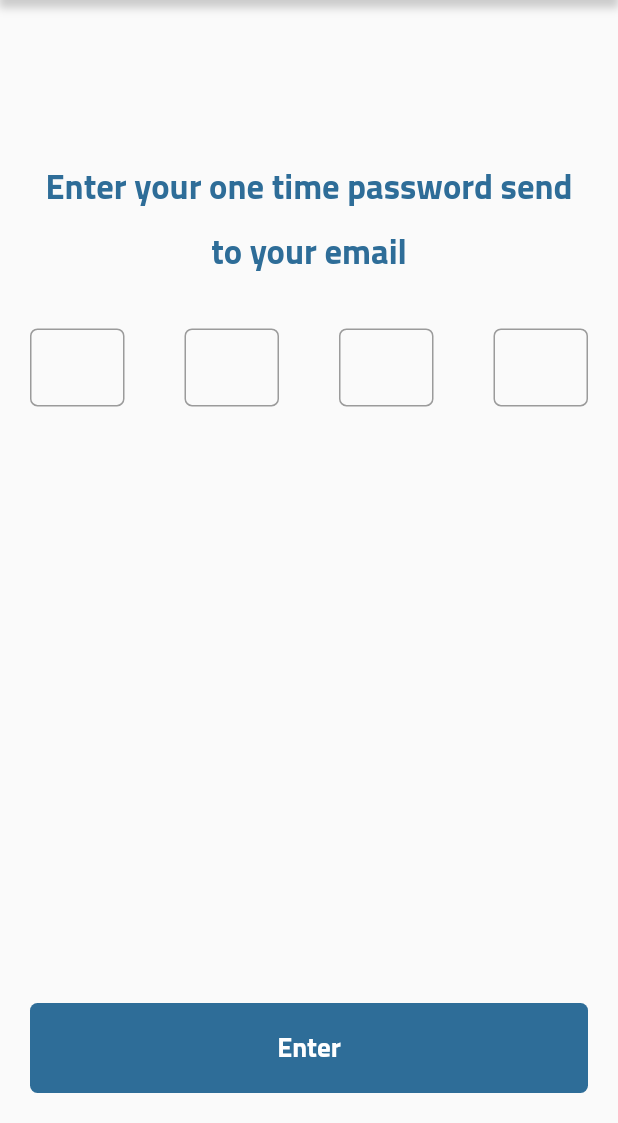
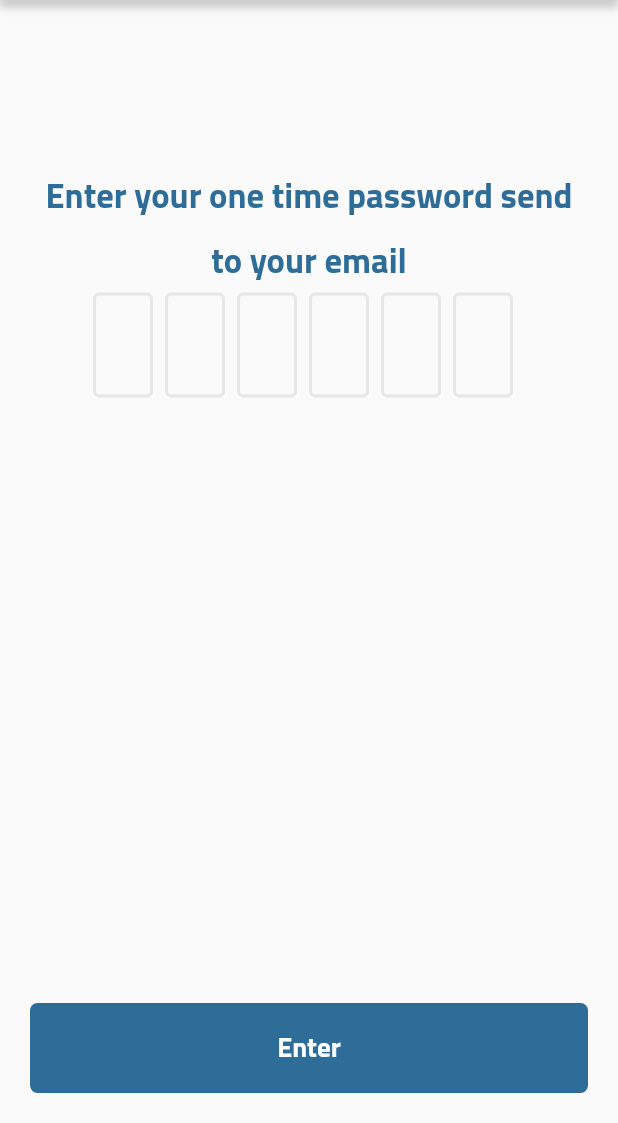
Before and after one commit to EssaShehab99/vilogs, a Flutter app: the Verification screen opened directly, on a phone screen of 412 x 824 dp, the part 113-1236 px from its top. Run offline on Flutter 3.47's test engine with Material 2 defaults, Android fonts, the phone set to English and light mode, and no system bars; drawn by our look-alikes of flutter_otp_text_field; our stand-ins replace cloud_firestore, easy_localization, email_validator, firebase_auth, firebase_core, shared_preferences; missing offline and left inert: email_auth; accounts and stored records are empty.

```diff
--- a/assets/translations/en-US.json
+++ b/assets/translations/en-US.json
@@ -31,5 +31,6 @@
   "go-sign": "Go to sign in page",
   "enter-new-password": "Enter new password",
   "validate-value": "Please enter a valid value",
-  "weak-password": "Weak password"
+  "weak-password": "Weak password",
+  "exist-user": "an exist user account"
 }
--- a/lib/data/setting/config.dart
+++ b/lib/data/setting/config.dart
@@ -1,5 +1,20 @@
+
+import 'package:flutter/cupertino.dart';
+import 'package:shared_preferences/shared_preferences.dart';
 
 class Config {
+  static Future<void> setVerification(bool verification) async {
+    final prefs = await SharedPreferences.getInstance();
+    await prefs.setBool("isInVerification", verification);
+  }
 
+  static Future<bool> getVerification() async {
+    final prefs = await SharedPreferences.getInstance();
+    return await prefs.getBool("isInVerification")??false;
+  }
 
+  static Future<void> setUser(bool verification) async {
+    final prefs = await SharedPreferences.getInstance();
+    await prefs.setBool("isInVerification", verification);
+  }
 }
--- a/lib/main.dart
+++ b/lib/main.dart
@@ -8,6 +8,7 @@ import 'package:vilogs/styles/theme_app.dart';
 import 'data/network/sign_up_dao.dart';
 import 'data/providers/app_state_manager.dart';
 import 'data/providers/user_manager.dart';
+import 'data/setting/config.dart';
 import 'modules/new_password.dart';
 import 'modules/reset_password.dart';
 import 'modules/sign_in.dart';
@@ -25,11 +26,11 @@ Future<void> main() async {
       fallbackLocale: const Locale('en', 'US'),
       startLocale: const Locale('en', 'US'),
       saveLocale: true,
-      child: MyApp()));
+      child: MyApp(isInVerification: await Config.getVerification())));
 }
 class MyApp extends StatelessWidget {
-  const MyApp({Key? key}) : super(key: key);
-
+  const MyApp({Key? key,required this.isInVerification}) : super(key: key);
+  final bool isInVerification;
   @override
   Widget build(BuildContext context) {
     return MultiProvider(
@@ -47,7 +48,7 @@ class MyApp extends StatelessWidget {
       child: Consumer<AppStateManager>(
         builder: (context, value, child) {
           return MaterialApp(
-            home: SafeArea(child: Auth()),
+            home: SafeArea(child:isInVerification?Verification(): Auth()),
             localizationsDelegates: context.localizationDelegates,
             supportedLocales: context.supportedLocales,
             locale: context.locale,
--- a/lib/modules/verification.dart
+++ b/lib/modules/verification.dart
@@ -1,22 +1,28 @@
 import 'package:easy_localization/easy_localization.dart';
 import 'package:flutter/material.dart';
+import 'package:flutter_otp_text_field/flutter_otp_text_field.dart';
+import 'package:provider/provider.dart';
 import 'package:vilogs/constants/constant_values.dart';
 import 'package:vilogs/modules/sign_in.dart';
 import 'package:vilogs/modules/sign_up.dart';
+import 'package:vilogs/modules/success_verification.dart';
 import 'package:vilogs/shared/components.dart';
 import 'package:vilogs/shared/custom_button.dart';
 import 'package:vilogs/shared/text_input.dart';
 
+import '../data/network/sign_up_dao.dart';
+import '../data/setting/config.dart';
 import '../styles/colors_app.dart';
 
 class Verification extends StatelessWidget {
-  const Verification({Key? key}) : super(key: key);
+   Verification({Key? key}) : super(key: key);
 
   @override
   Widget build(BuildContext context) {
-    List<TextEditingController> controllers =
-        List<TextEditingController>.generate(
-            4, (index) => TextEditingController());
+    bool isLoading = false;
+    String? verificationCode;
+    // Config.setVerification(false);
+    Config.setVerification(true);
     return SafeArea(
       child: Scaffold(
         body: Column(
@@ -50,7 +56,8 @@ class Verification extends StatelessWidget {
                   children: [
                     Flexible(
                       child: Padding(
-                        padding:  EdgeInsets.symmetric(horizontal: ConstantValues.padding),
+                        padding: EdgeInsets.symmetric(
+                            horizontal: ConstantValues.padding),
                         child: Text(
                           "one-time-password".tr(),
                           style: Theme.of(context)
@@ -62,25 +69,65 @@ class Verification extends StatelessWidget {
                       ),
                     ),
                     Flexible(
-                        child: Row(
-                      children: controllers
-                          .map((e) => Flexible(
-                                  child: TextInput(
-                                controller: e,
-                                    length: 1,
-                                    textAlign: TextAlign.center,
-                                    keyboardType: TextInputType.numberWithOptions(signed: true),
-                              )))
-                          .toList(),
-                    ))
+                        child:  OtpTextField(
+                          numberOfFields: 6,
+                          borderColor: ColorsApp.border,
+                          decoration: InputDecoration(
+                            border: OutlineInputBorder(
+                              borderRadius:
+                              BorderRadius.all(Radius.circular(ConstantValues.radius)),
+                              borderSide: BorderSide(color: ColorsApp.border, width: 2.0),
+                            ),
+                            focusedBorder: OutlineInputBorder(
+                                borderSide: BorderSide(color: ColorsApp.primary, width: 2.0)),
+                            contentPadding: EdgeInsets.all(10),
+                          ),
+                          showFieldAsBox: true,
+                          onCodeChanged: (String code) {
+                            if(verificationCode!=null)
+                            verificationCode=verificationCode!+code;
+                            else
+                              verificationCode=code;
+                          },
+                          keyboardType: TextInputType.numberWithOptions(
+                              signed: true),
+                        ))
                   ],
                 )),
                 Expanded(
                     child: Container(
                   alignment: Alignment.bottomCenter,
                   margin: EdgeInsets.only(bottom: ConstantValues.padding),
-                  child: CustomButton(
-                    text: "enter".tr(),
+                  child: StatefulBuilder(
+                    builder: (context, setState) => CustomButton(
+                      isLoading: isLoading,
+                      text: "enter".tr(),
+                      onTap: () {
+                        if (verificationCode != null&&verificationCode?.length==6)
+                            setState(() {
+                                isLoading = true;
+                              Provider.of<SignUpDAO>(context, listen: false)
+                                  .verifyEmail(verificationCode!)
+                                  .then((value) {
+                                if (value) {
+                                  Config.setVerification(false);
+
+                                  Navigator.push(
+                                      context,
+                                      MaterialPageRoute(
+                                        builder: (context) =>
+                                            SuccessVerification(),
+                                      ));
+                                } else {
+                                  setState(() {
+                                    isLoading = false;
+                                  });
+                                }
+                              });
+                            });
+
+                      },
+                    ),
                   ),
                 ))
               ],
--- a/lib/styles/colors_app.dart
+++ b/lib/styles/colors_app.dart
@@ -6,4 +6,5 @@ class ColorsApp{
   static Color grey=Color.fromRGBO(158, 158, 158,1.0);
   static Color border=Color.fromRGBO(222, 222, 222, 0.9);
   static Color white=Color.fromRGBO(255, 255, 255, 1.0);
+  static Color yellow=Color.fromRGBO(253, 206, 0, 1.0);
 }
--- a/pubspec.yaml
+++ b/pubspec.yaml
@@ -37,6 +37,11 @@ dependencies:
   cloud_firestore: ^3.1.13
   email_validator: ^2.0.1
   email_auth: ^1.0.0
+  flutter_otp_text_field: ^1.0.1
+  shared_preferences: ^2.0.13
+
+
+
 dev_dependencies:
   flutter_test:
     sdk: flutter
```
Also changed, not shown: lib/data/network/sign_up_dao.dart (+60 -7 lines), lib/modules/Home.dart (added, +10 -0 lines), lib/modules/sign_up.dart (+21 -2 lines), lib/modules/success_verification.dart (+11 -1 lines), lib/shared/custom_button.dart (+16 -6 lines), pubspec.lock.
